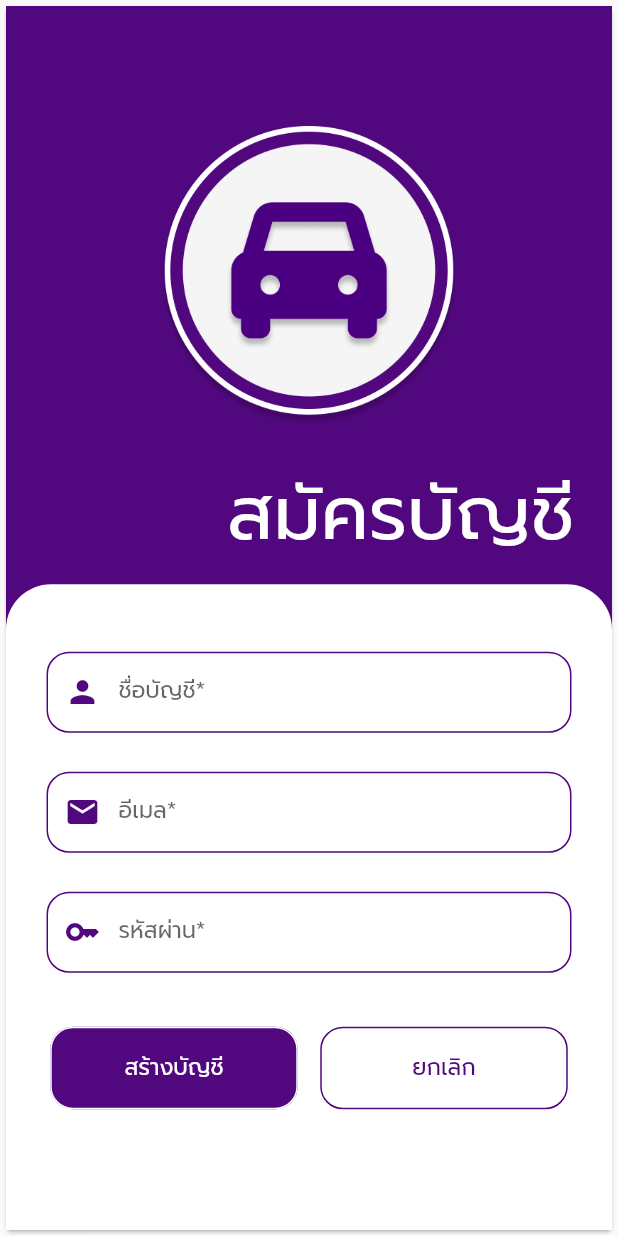
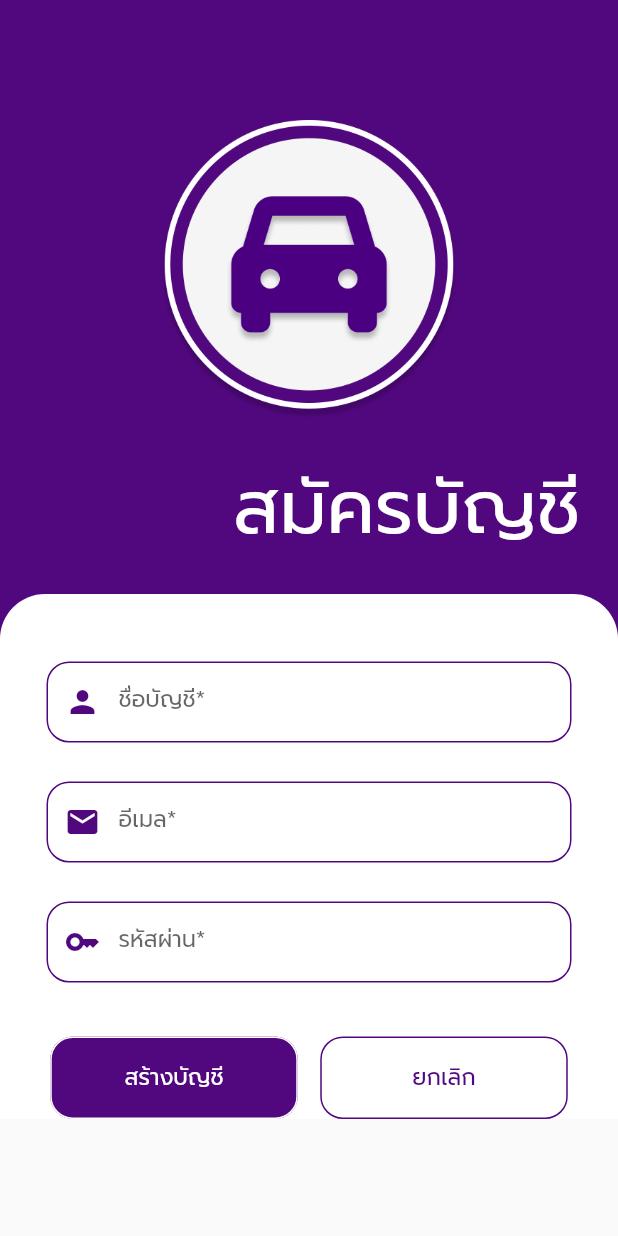
Before and after one commit to Gift-Phutatham/drive-safe, a Flutter app: the SignupScreen screen opened directly, on a phone screen of 412 x 824 dp. Run offline on Flutter 3.47's test engine with Material 2 defaults, Android fonts, the phone set to English and light mode, and no system bars; our stand-ins replace firebase_auth, firebase_core, flutter_dotenv, google_maps_flutter, pie_chart, shared_preferences and 1 more; missing offline and left inert: flutter_polyline_points; accounts and stored records are empty; project files that could hold a hidden picture were left out.

Commit message:
fix signup page

```diff
--- a/lib/signup_screen.dart
+++ b/lib/signup_screen.dart
@@ -40,7 +40,9 @@ class _SignupScreenState extends State<SignupScreen> {
 
   @override
   Widget build(BuildContext context) {
-    return Card(
+    return Scaffold(
+      resizeToAvoidBottomInset: true,
+      body: SingleChildScrollView(
         child: Container(
           color: kMainColor,
           child: Column(
@@ -67,10 +69,8 @@ class _SignupScreenState extends State<SignupScreen> {
                   textAlign: TextAlign.right,
                 ),
               ),
-            Expanded(
-              child: FractionallySizedBox(
-                heightFactor: 1.025,
-                alignment: Alignment.bottomCenter,
+              Container(
+                alignment: FractionalOffset.bottomCenter,
                 child: Container(
                   decoration: const BoxDecoration(
                     color: Colors.white,
@@ -134,8 +134,8 @@ class _SignupScreenState extends State<SignupScreen> {
                   ),
                 ),
               ),
+            ],
           ),
-          ],
         ),
       ),
     );
```
Lines whose indentation alone changed are shown as unchanged.
